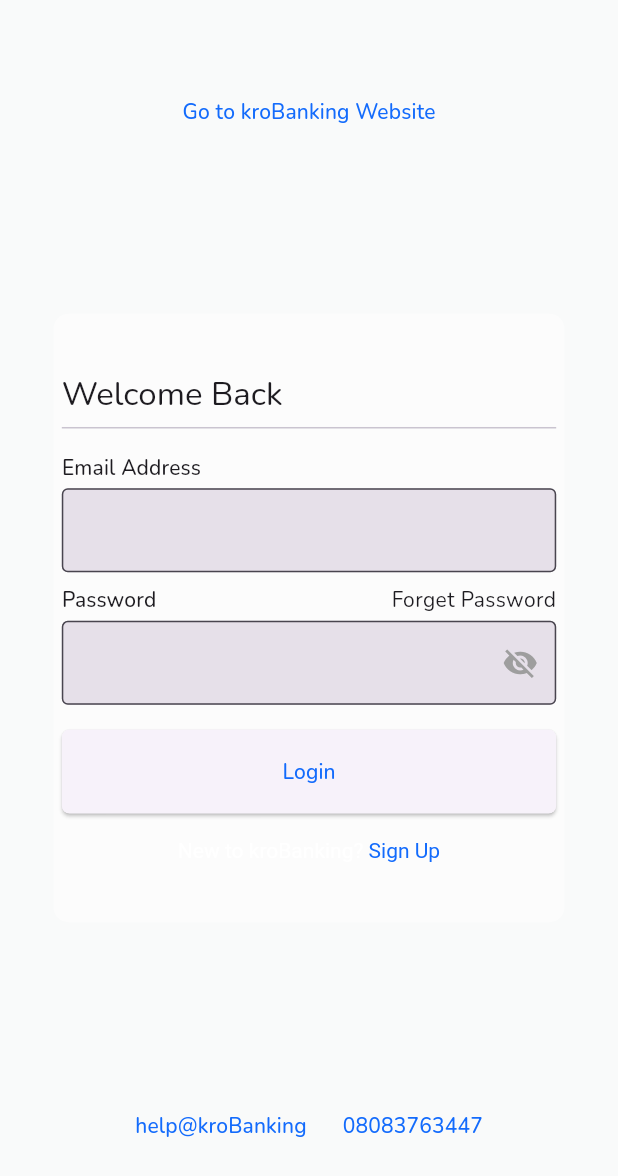
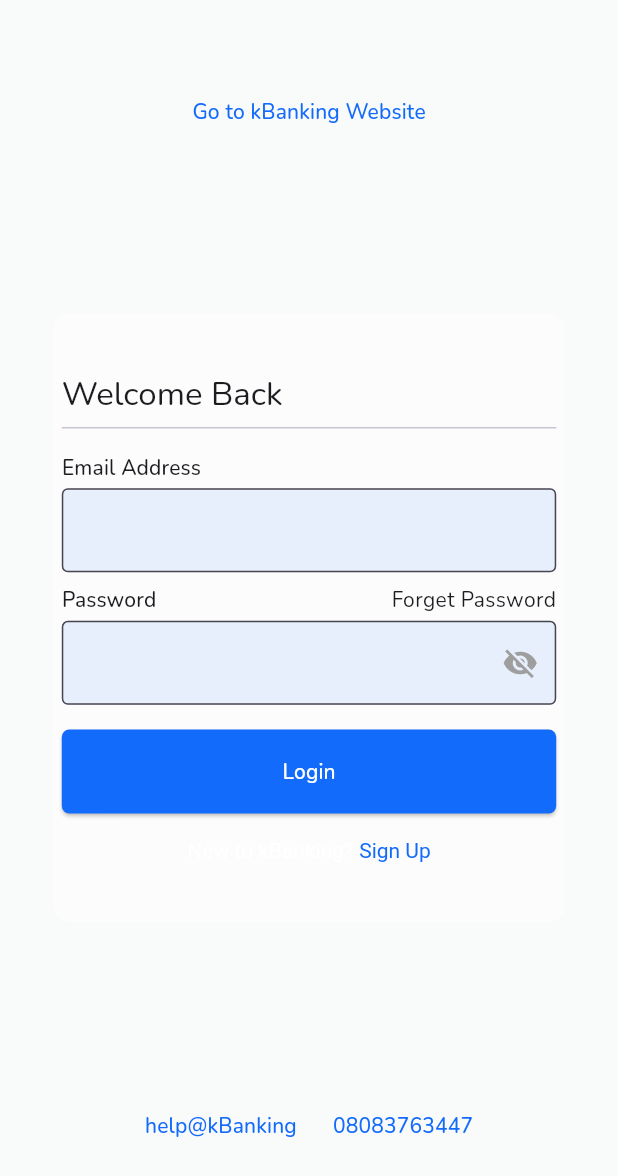
Before and after one commit to oyen-bright/kro-Banking, a Flutter app: the screen it shows after launch, on a phone screen of 412 x 824 dp. Shown: the top 1176 px of the screen. Run offline on Flutter 3.47's test engine with Material 3 defaults, Android fonts, the phone set to English and light mode, and no system bars; drawn by our look-alikes of toastification; our stand-ins replace auto_size_text, bloc, cloud_firestore, firebase_auth, firebase_core, flutter_animate and 15 more; accounts and stored records are empty; statements that could not run were skipped.

Commit message:
app theme changes

```diff
--- a/lib/constants/app_constants.dart
+++ b/lib/constants/app_constants.dart
@@ -3,7 +3,7 @@ import 'package:flutter/material.dart';
 class KContents {
   KContents._();
 
-  static const String kAppName = "kroBanking";
+  static const String kAppName = "kBanking";
   static const String kAppCurrency = '₦';
   static const String kProfileIcon =
       "https://avatars.githubusercontent.com/u/35768100?v=4";
--- a/lib/theme/app_theme.dart
+++ b/lib/theme/app_theme.dart
@@ -14,6 +14,9 @@ class AppTheme {
       colorScheme: baseTheme.colorScheme.copyWith(
         primary: AppColors.color136BFC,
       ),
+      primaryColor: AppColors.color136BFC,
+      inputDecorationTheme: baseTheme.inputDecorationTheme
+          .copyWith(fillColor: const Color(0xFFD2E3FC).withOpacity(0.5)),
       scaffoldBackgroundColor: AppColors.color249250250,
       textTheme: GoogleFonts.nunitoTextTheme(baseTheme.textTheme),
     );
--- a/lib/widgets/buttons/app_elevated_button.dart
+++ b/lib/widgets/buttons/app_elevated_button.dart
@@ -1,4 +1,5 @@
 import 'package:flutter/material.dart';
+import 'package:kro_banking/extentions/on_context.dart';
 
 class AppElevatedButton extends StatelessWidget {
   final String title;
@@ -14,6 +15,8 @@ class AppElevatedButton extends StatelessWidget {
   Widget build(BuildContext context) {
     return ElevatedButton(
       style: ElevatedButton.styleFrom(
+          backgroundColor: context.colorScheme.primary,
+          foregroundColor: context.colorScheme.onPrimary,
           shape: const RoundedRectangleBorder(
               borderRadius: BorderRadius.all(Radius.circular(5))),
           minimumSize: const Size.fromHeight(kToolbarHeight)),
```
